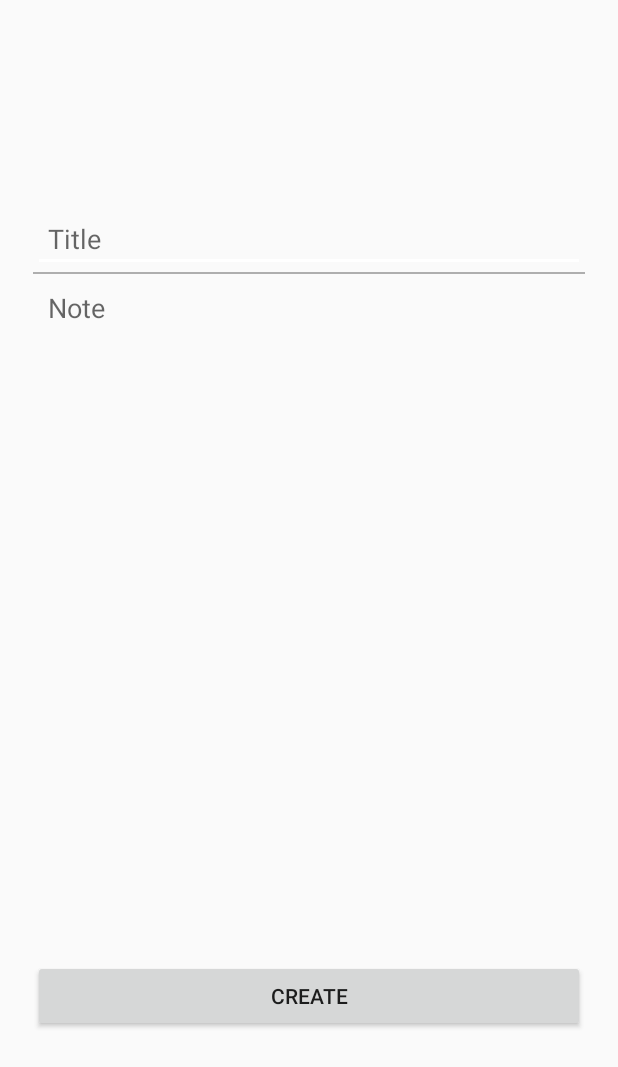
After one commit to chrisyees/SimpleNote, an Android app: the NewNote screen opened directly, with no data from a screen before it, on a phone screen of 412 x 824 dp. The commit adds this screen. Shown: the top 1067 px of the screen. Run offline under Robolectric (Android 15) with nearby library versions, the phone set to English and light mode, and no system bars; our stand-ins replace Firebase (no records; nobody signed in at launch, a user with empty details on screens opened directly).

Commit message:
Added a newNote activity

```diff
--- a/src/app/src/main/AndroidManifest.xml
+++ b/src/app/src/main/AndroidManifest.xml
@@ -11,19 +11,16 @@
         android:roundIcon="@mipmap/ic_launcher_round"
         android:supportsRtl="true"
         android:theme="@style/AppTheme">
-
-        <activity android:name=".LoginActivity">
-
-        </activity>
-
-        <activity
-            android:name=".MainActivity">
+        <activity android:name=".LoginActivity"></activity>
+        <activity android:name=".MainActivity">
             <intent-filter>
                 <action android:name="android.intent.action.MAIN" />
+
                 <category android:name="android.intent.category.LAUNCHER" />
             </intent-filter>
         </activity>
-        <activity android:name=".SignUpActivity"></activity>
+        <activity android:name=".SignUpActivity" />
+        <activity android:name=".NewNote"></activity>
     </application>
 
 </manifest>
--- /dev/null
+++ b/src/app/src/main/java/com/cs180/simplenote/simplenoteapp/NewNote.java
@@ -0,0 +1,50 @@
+package com.cs180.simplenote.simplenoteapp;
+
+import android.support.design.widget.Snackbar;
+import android.support.v7.app.AppCompatActivity;
+import android.os.Bundle;
+import android.text.TextUtils;
+import android.view.View;
+import android.widget.Button;
+import android.widget.EditText;
+
+import com.google.firebase.auth.FirebaseAuth;
+import com.google.firebase.database.DatabaseReference;
+import com.google.firebase.database.FirebaseDatabase;
+
+import java.sql.DatabaseMetaData;
+
+public class NewNote extends AppCompatActivity {
+    private EditText noteTitle, noteBody;
+    private Button createButton;
+    private FirebaseAuth mAuth;
+    private DatabaseReference notesDatabase;
+    @Override
+    protected void onCreate(Bundle savedInstanceState) {
+        super.onCreate(savedInstanceState);
+        setContentView(R.layout.activity_new_note);
+
+        mAuth = FirebaseAuth.getInstance();
+        notesDatabase = FirebaseDatabase.getInstance().getReference().child("Notes").child(mAuth.getCurrentUser().getUid());
+
+        createButton = findViewById(R.id.createNoteButton);
+        noteTitle = findViewById(R.id.noteTitle);
+        noteBody = findViewById(R.id.noteBody);
+
+        createButton.setOnClickListener(new View.OnClickListener() {
+            @Override
+            public void onClick(View v) {
+                String title = noteTitle.getText().toString();
+                String body = noteBody.getText().toString();
+                if(!title.isEmpty() && !body.isEmpty()) {
+                    createNote(title, body);
+                } else {
+                    Snackbar.make(v, "Fill empty fields", Snackbar.LENGTH_SHORT).show();
+                }
+            }
+        });
+    }
+
+    private  void createNote(String title, String body) {
+    }
+}
--- /dev/null
+++ b/src/app/src/main/res/layout/activity_new_note.xml
@@ -0,0 +1,58 @@
+<?xml version="1.0" encoding="utf-8"?>
+<android.support.constraint.ConstraintLayout xmlns:android="http://schemas.android.com/apk/res/android"
+    xmlns:app="http://schemas.android.com/apk/res-auto"
+    xmlns:tools="http://schemas.android.com/tools"
+    android:layout_width="match_parent"
+    android:layout_height="match_parent"
+    tools:context=".NewNote">
+
+    <LinearLayout
+        android:layout_width="368dp"
+        android:layout_height="551dp"
+        android:layout_marginStart="8dp"
+        android:layout_marginTop="8dp"
+        android:layout_marginEnd="8dp"
+        android:layout_marginBottom="8dp"
+        android:orientation="vertical"
+        app:layout_constraintBottom_toBottomOf="parent"
+        app:layout_constraintEnd_toEndOf="parent"
+        app:layout_constraintStart_toStartOf="parent"
+        app:layout_constraintTop_toTopOf="parent">
+
+        <EditText
+            android:id="@+id/noteTitle"
+            android:layout_width="match_parent"
+            android:layout_height="wrap_content"
+            android:ems="10"
+            android:hint="Title"
+            android:inputType="textPersonName"
+            android:padding="10dp"
+            tools:background="@android:color/transparent" />
+
+        <View
+            android:id="@+id/view"
+            android:layout_width="match_parent"
+            android:layout_height="1dp"
+            android:alpha=".3"
+            android:background="@android:color/black" />
+
+        <EditText
+            android:id="@+id/noteBody"
+            android:layout_width="match_parent"
+            android:layout_height="match_parent"
+            android:layout_weight="1"
+            android:background="@android:color/transparent"
+            android:ems="10"
+            android:gravity="top"
+            android:hint="Note"
+            android:inputType="textMultiLine"
+            android:padding="10dp" />
+
+        <Button
+            android:id="@+id/createNoteButton"
+            android:layout_width="match_parent"
+            android:layout_height="wrap_content"
+            android:text="Create" />
+
+    </LinearLayout>
+</android.support.constraint.ConstraintLayout>
--- a/src/app/src/main/res/layout/fragment_notes.xml
+++ b/src/app/src/main/res/layout/fragment_notes.xml
@@ -22,14 +22,6 @@
         android:layout_marginTop="80dp"
         android:background="@drawable/plain_text_background"
         android:text="Add" />
-
-    <TextView
-        android:layout_width="wrap_content"
-        android:layout_height="wrap_content"
-        android:text="Notes Screen"
-        android:textSize="30sp"
-        android:layout_centerInParent="true"
-        tools:ignore="HardcodedText" />
 
     <EditText
         android:id="@+id/add_note"
```
